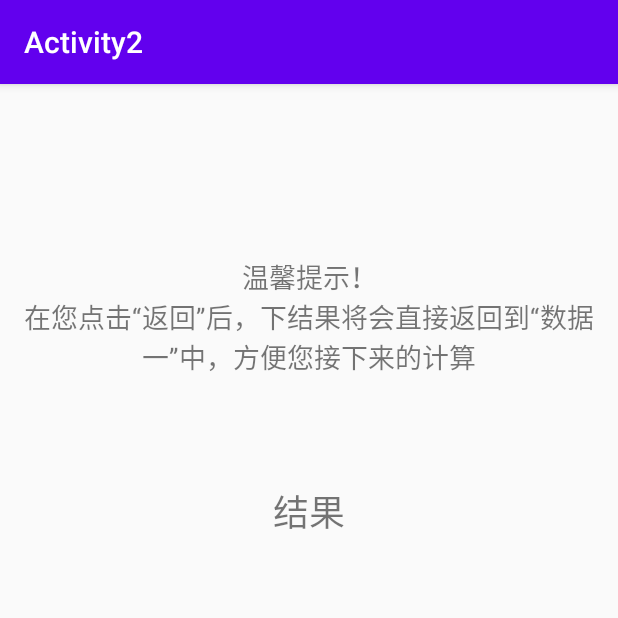
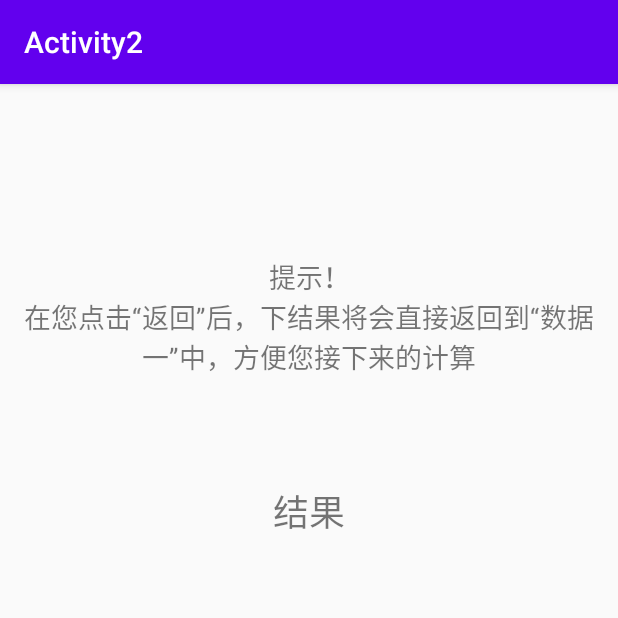
Before and after one commit to ALittlePanda/Demo_02, an Android app: the Activity2 screen opened directly, with no data from a screen before it, on a phone screen of 412 x 824 dp, the top half of it. Run offline under Robolectric (Android 15) with nearby library versions, the phone set to English and light mode, and no system bars; 1 statement that could not run was skipped.

Commit message:
注意 改为 提示 该结果  改为  下结果

```diff
--- a/app/src/main/res/values/strings.xml
+++ b/app/src/main/res/values/strings.xml
@@ -25,5 +25,5 @@
     <string name="text_2">" "</string>
     <string name="date">1.0.3date</string>
     <string name="view_1">图标</string>
-    <string name="Activity2_text">温馨提示！\n在您点击“返回”后，下结果将会直接返回到“数据一”中，方便您接下来的计算</string>
+    <string name="Activity2_text">提示！\n在您点击“返回”后，下结果将会直接返回到“数据一”中，方便您接下来的计算</string>
 </resources>
```
